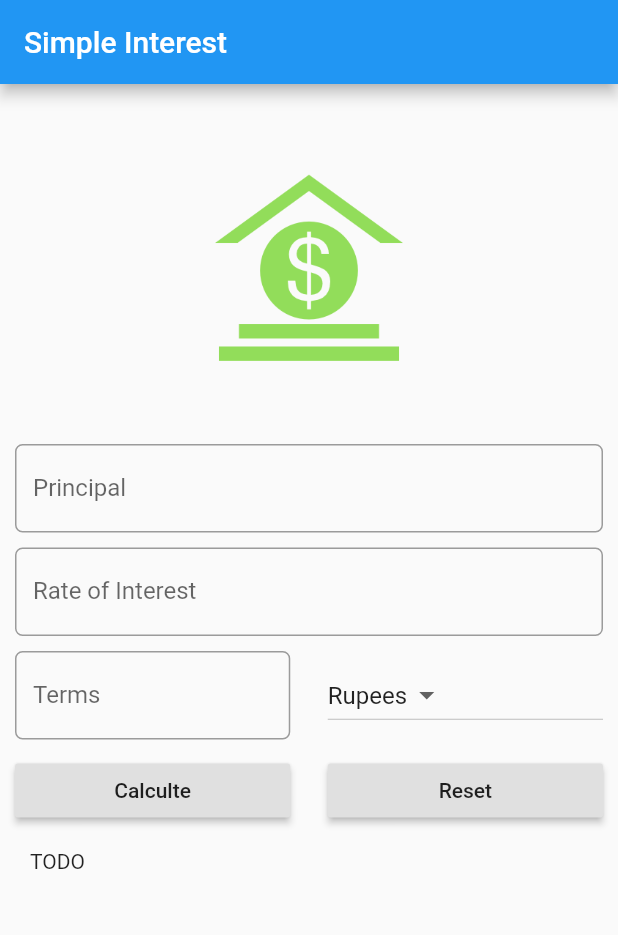
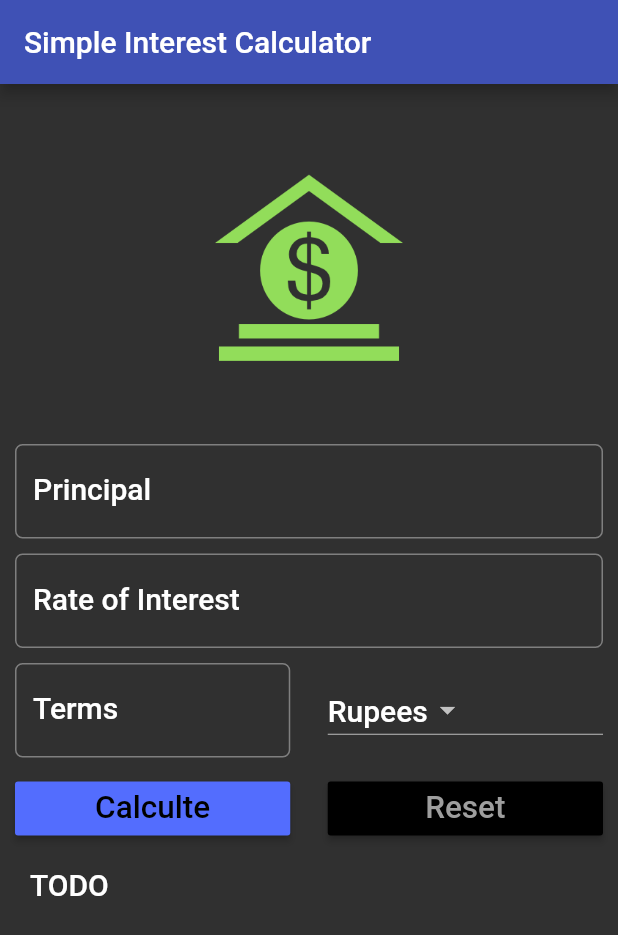
Before and after one commit to aadhikar/Flutter, a Flutter app: the screen it shows after launch, on a phone screen of 412 x 824 dp. Shown: the top 935 px of the screen. Run offline on Flutter 3.47's test engine with Material 2 defaults, Android fonts, the phone set to English and light mode, and no system bars.

Commit message:
AddedTheme
Added Theme to UI

```diff
--- a/flutter_app/lib/app_screens/simpleInterestForm.dart
+++ b/flutter_app/lib/app_screens/simpleInterestForm.dart
@@ -16,10 +16,11 @@ class _SimpleInterestForm extends State<SimpleInterestForm> {
   @override
   Widget build(BuildContext context) {
     // TODO: implement build
+    TextStyle textStyle = Theme.of(context).textTheme.title;
     return Scaffold(
 //      resizeToAvoidBottomPadding: false,
       appBar: AppBar(
-        title: Text("Simple Interest"),
+        title: Text("Simple Interest Calculator"),
       ),
       body: Container(
         margin: EdgeInsets.all(_minimumPadding * 2),
@@ -31,9 +32,11 @@ class _SimpleInterestForm extends State<SimpleInterestForm> {
                   top: _minimumPadding, bottom: _minimumPadding),
               child: TextField(
                 keyboardType: TextInputType.number,
+                style: textStyle,
                 decoration: InputDecoration(
                     labelText: "Principal",
                     hintText: "Enter te Principal eg. 1000",
+                    labelStyle: textStyle,
                     border: OutlineInputBorder(
                         borderRadius: BorderRadius.circular(5.0))),
               ),
@@ -43,9 +46,11 @@ class _SimpleInterestForm extends State<SimpleInterestForm> {
                   top: _minimumPadding, bottom: _minimumPadding),
               child: TextField(
                 keyboardType: TextInputType.number,
+                style: textStyle,
                 decoration: InputDecoration(
                     labelText: "Rate of Interest",
                     hintText: "Enter in percent",
+                    labelStyle: textStyle,
                     border: OutlineInputBorder(
                         borderRadius: BorderRadius.circular(5.0))),
               ),
@@ -58,9 +63,11 @@ class _SimpleInterestForm extends State<SimpleInterestForm> {
                   Expanded(
                     child: TextField(
                       keyboardType: TextInputType.number,
+                      style: textStyle,
                       decoration: InputDecoration(
                         labelText: "Terms",
                         hintText: "Time in years",
+                        labelStyle: textStyle,
                         border: OutlineInputBorder(
                           borderRadius: BorderRadius.circular(5.0),
                         ),
@@ -75,7 +82,10 @@ class _SimpleInterestForm extends State<SimpleInterestForm> {
                         items: _currencies.map((String value) {
                           return DropdownMenuItem<String>(
                             value: value,
-                            child: Text(value),
+                            child: Text(
+                              value,
+                              style: textStyle,
+                            ),
                           );
                         }).toList(),
                         value: _selectedItem,
@@ -94,26 +104,37 @@ class _SimpleInterestForm extends State<SimpleInterestForm> {
                 children: <Widget>[
                   Expanded(
                     child: RaisedButton(
-                        child: Text("Calculte"),
-                        onPressed: (){
-
-                    }),
+                        color: Theme.of(context).accentColor,
+                        textColor: Theme.of(context).primaryColorDark,
+                        child: Text(
+                          "Calculte",
+                          textScaleFactor: 1.5,
+                        ),
+                        onPressed: () {}),
                   ),
                   Container(
                     width: _minimumPadding * 5,
                   ),
                   Expanded(
                     child: RaisedButton(
-                        child: Text("Reset"),
-                        onPressed: (){
-
-                        }),
+                        color: Theme.of(context).primaryColorDark,
+                        textColor: Theme.of(context).primaryColorLight,
+                        child: Text(
+                          "Reset",
+                          textScaleFactor: 1.5,
+                        ),
+                        onPressed: () {}),
                   )
                 ],
               ),
             ),
-            Padding(padding: EdgeInsets.all(_minimumPadding * 2),
-            child: Text("TODO"),)
+            Padding(
+              padding: EdgeInsets.all(_minimumPadding * 2),
+              child: Text(
+                "TODO",
+                style: textStyle,
+              ),
+            )
           ],
         ),
       ),
--- a/flutter_app/lib/main.dart
+++ b/flutter_app/lib/main.dart
@@ -9,4 +9,9 @@ void main() => runApp(MaterialApp(
       debugShowCheckedModeBanner: false,
       title: "Exploring UI Widgets",
       home: SimpleInterestForm(),
+      theme: ThemeData(
+        brightness: Brightness.dark,
+        primaryColor: Colors.indigo,
+        accentColor: Colors.indigoAccent,
+      ),
     ));
```
